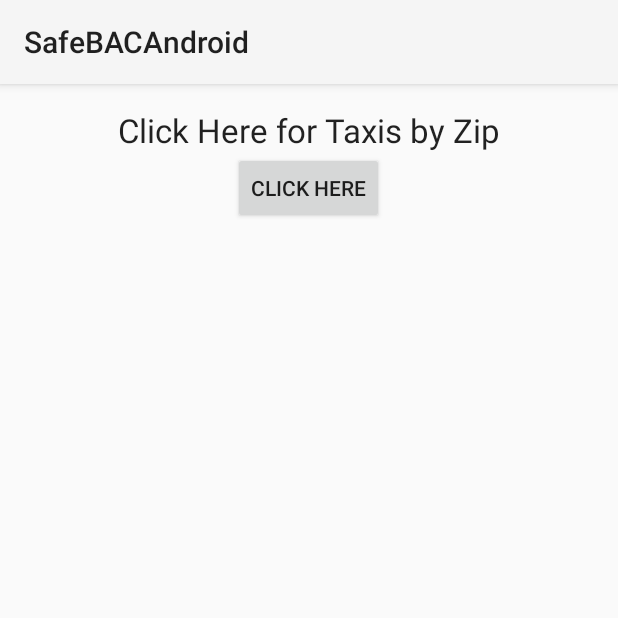
After one commit to chris-perez/SafeBACAndroid, an Android app: the TaxiActivity screen opened directly, with no data from a screen before it, on a phone screen of 412 x 824 dp, the top half of it. The commit adds this screen. Run offline under Robolectric (Android 15) with nearby library versions, the phone set to English and light mode, and no system bars.

Commit message:
Added taxi link page

```diff
--- a/app/build.gradle
+++ b/app/build.gradle
@@ -2,7 +2,7 @@ apply plugin: 'com.android.application'
 
 android {
     compileSdkVersion 22
-    buildToolsVersion "23.0.0 rc3"
+    buildToolsVersion "23.0.0"
 
     defaultConfig {
         applicationId "com.example.chris.safebacandroid"
--- a/app/src/main/AndroidManifest.xml
+++ b/app/src/main/AndroidManifest.xml
@@ -26,6 +26,8 @@
         <activity android:name=".SignUp">
 
         </activity>
+
+        <activity android:name=".TaxiActivity"></activity>
     </application>
 
 </manifest>
--- a/app/src/main/java/com/example/chris/safebacandroid/LoginActivity.java
+++ b/app/src/main/java/com/example/chris/safebacandroid/LoginActivity.java
@@ -320,7 +320,7 @@ public class LoginActivity extends Activity implements LoaderCallbacks<Cursor> {
 
         Toast toast = Toast.makeText(getApplicationContext(), "Login successful!", Toast.LENGTH_SHORT);
         toast.show();
-        Intent intentMain = new Intent(getBaseContext(), MainActivity.class);
+        Intent intentMain = new Intent(getBaseContext(), TaxiActivity.class);
         startActivity(intentMain);
         finish();
       }
--- /dev/null
+++ b/app/src/main/java/com/example/chris/safebacandroid/TaxiActivity.java
@@ -0,0 +1,26 @@
+package com.example.chris.safebacandroid;
+
+import android.app.Activity;
+import android.content.Intent;
+import android.net.Uri;
+import android.os.Bundle;
+import android.view.View;
+import android.widget.Button;
+
+public class TaxiActivity extends Activity {
+
+    @Override
+    protected void onCreate(Bundle savedInstanceState) {
+        super.onCreate(savedInstanceState);
+        setContentView(R.layout.activity_taxi);
+
+        Button taxiButton = (Button) findViewById(R.id.cab_link);
+        taxiButton.setOnClickListener(new View.OnClickListener() {
+            @Override
+            public void onClick(View view) {
+                Intent i = new Intent(Intent.ACTION_VIEW, Uri.parse("http://taxisbyzip.com"));
+                startActivity(i);
+            }
+        });
+    }
+}
--- /dev/null
+++ b/app/src/main/res/layout/activity_taxi.xml
@@ -0,0 +1,32 @@
+<?xml version="1.0" encoding="utf-8"?>
+<RelativeLayout xmlns:android="http://schemas.android.com/apk/res/android"
+    xmlns:tools="http://schemas.android.com/tools"
+    android:layout_width="match_parent"
+    android:layout_height="match_parent"
+    android:paddingBottom="@dimen/activity_vertical_margin"
+    android:paddingLeft="@dimen/activity_horizontal_margin"
+    android:paddingRight="@dimen/activity_horizontal_margin"
+    android:paddingTop="@dimen/activity_vertical_margin"
+    tools:context="com.example.chris.safebacandroid.TaxiActivity"
+    android:id="@+id/Taxis">
+
+    <TextView
+        android:layout_width="wrap_content"
+        android:layout_height="wrap_content"
+        android:textAppearance="?android:attr/textAppearanceLarge"
+        android:text="Click Here for Taxis by Zip"
+        android:id="@+id/textView"
+        android:layout_alignParentTop="true"
+        android:layout_centerHorizontal="true" />
+
+    <Button
+        android:layout_width="wrap_content"
+        android:layout_height="wrap_content"
+        android:text="Click here"
+        android:id="@+id/cab_link"
+        android:layout_below="@+id/textView"
+        android:layout_centerHorizontal="true"
+        android:clickable="true"
+        android:enabled="true"
+        android:nestedScrollingEnabled="false" />
+</RelativeLayout>
--- a/build.gradle
+++ b/build.gradle
@@ -5,7 +5,7 @@ buildscript {
         jcenter()
     }
     dependencies {
-        classpath 'com.android.tools.build:gradle:1.2.3'
+        classpath 'com.android.tools.build:gradle:2.1.0'
 
         // NOTE: Do not place your application dependencies here; they belong
         // in the individual module build.gradle files
```
Also changed, not shown: gradle/wrapper/gradle-wrapper.properties, 2 other files.
